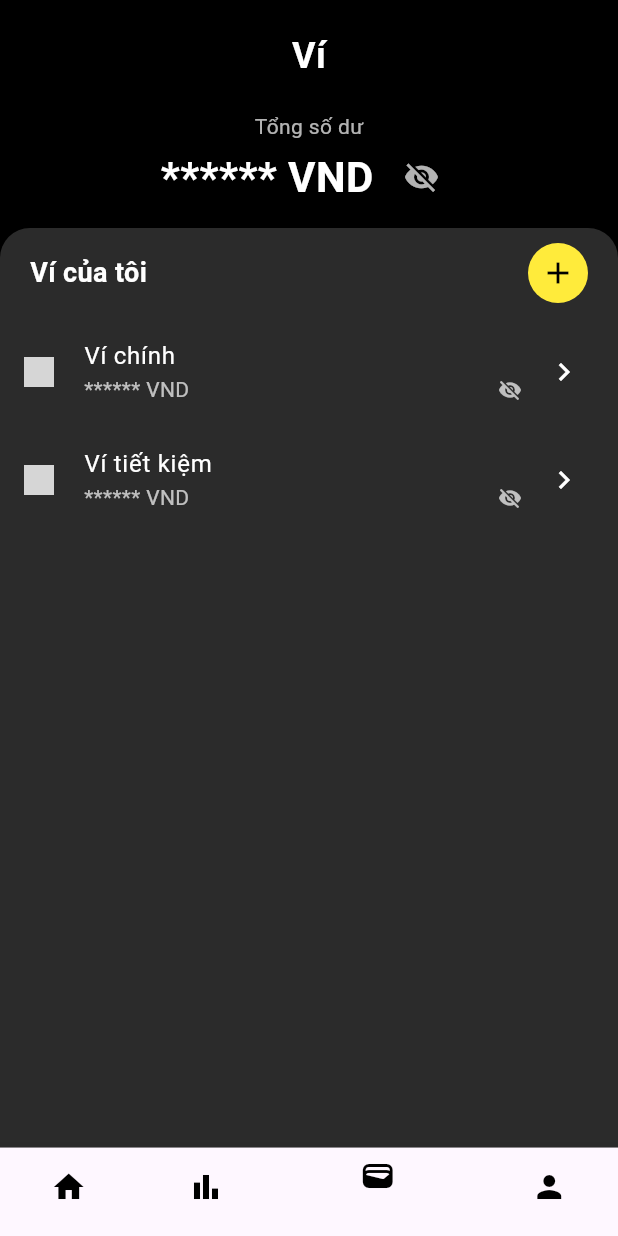
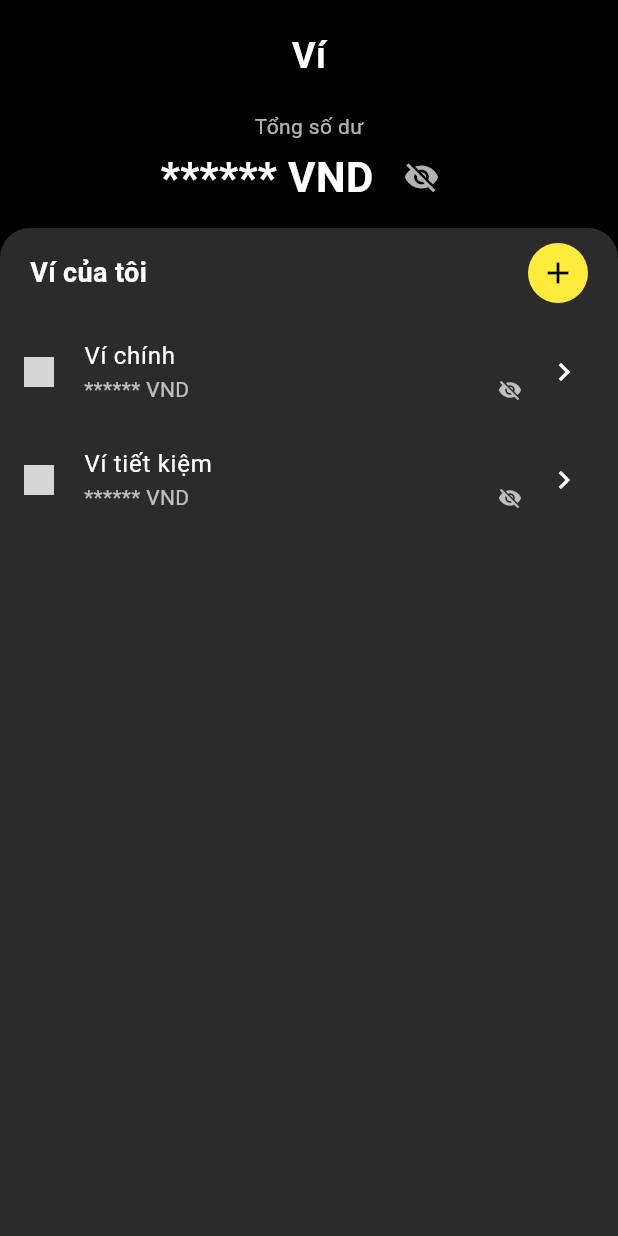
Before and after one commit to NazeCreative/SAMON, a Flutter app: the WalletScreen screen opened directly, on a phone screen of 412 x 824 dp. Run offline on Flutter 3.47's test engine with Material 3 defaults, Android fonts, the phone set to English and light mode, and no system bars; our stand-ins replace fl_chart; grey boxes are pictures that could not be loaded.

Commit message:
bottom nav bar

```diff
--- a/project_s/lib/main.dart
+++ b/project_s/lib/main.dart
@@ -1,6 +1,6 @@
 import 'package:flutter/material.dart';
 import 'presentation/pages/welcome_page.dart';
-
+import 'package:project_s/presentation/widgets/bot_nav_bar.dart';
 
 void main() {
   runApp(const MyApp());
@@ -14,7 +14,7 @@
     return MaterialApp(
       title: 'SAMON Demo',
       debugShowCheckedModeBanner: false,
-      home: const WelcomePage(),
+      home: const Bottom(),
     );
   }
 }
--- a/project_s/lib/wallet_screens/wallet_screen.dart
+++ b/project_s/lib/wallet_screens/wallet_screen.dart
@@ -48,18 +48,6 @@
 
     return Scaffold(
       backgroundColor: Colors.black,
-      bottomNavigationBar: BottomNavigationBar(
-        backgroundColor: Colors.black,
-        selectedItemColor: Colors.black,
-        unselectedItemColor: Colors.black,
-        currentIndex: 2,
-        items: const [
-          BottomNavigationBarItem(icon: Icon(Icons.home), label: ''),
-          BottomNavigationBarItem(icon: Icon(Icons.bar_chart), label: ''),
-          BottomNavigationBarItem(icon: Icon(Icons.wallet), label: ''),
-          BottomNavigationBarItem(icon: Icon(Icons.person), label: ''),
-        ],
-      ),
       body: SafeArea(
         child: Column(
           crossAxisAlignment: CrossAxisAlignment.center,
```
Also changed, not shown: project_s/lib/presentation/widgets/bot_nav_bar.dart (added, +92 -0 lines), project_s/lib/screens/home_screen.dart (+37 -24 lines).
